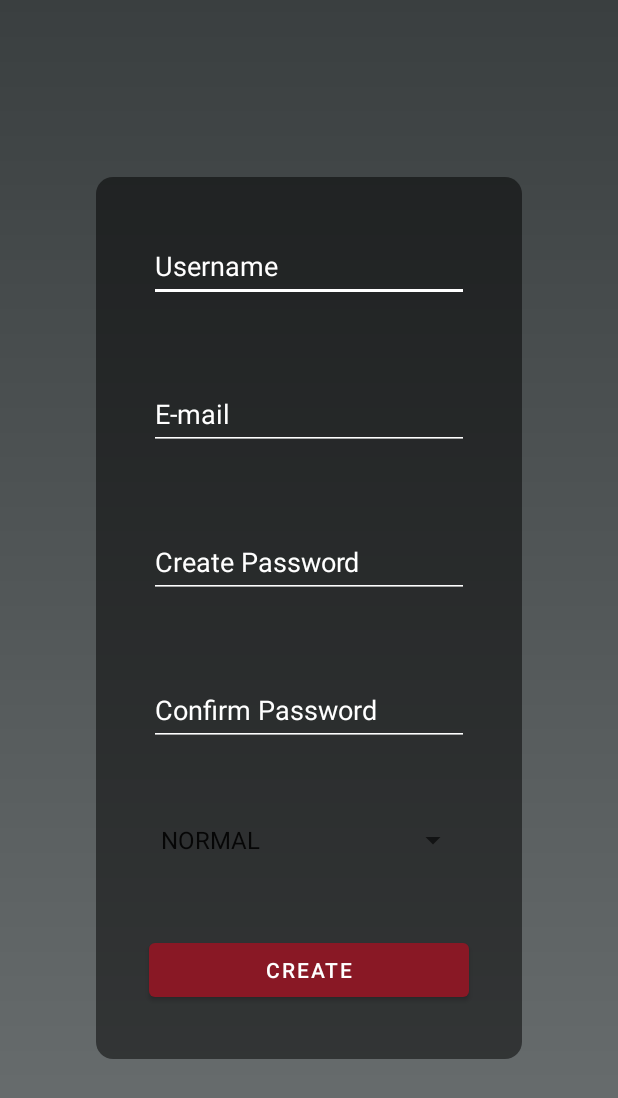
After one commit to hlink27/dragster, an Android app: the AdminCreateAcc screen opened directly, with no data from a screen before it, on a phone screen of 412 x 824 dp. The commit adds this screen. Shown: the top 1098 px of the screen. Run offline under Robolectric (Android 15) with nearby library versions, the phone set to English and light mode, and no system bars; our stand-ins replace Room's generated code.

Commit message:
ADM Cria Conta

```diff
--- a/app/src/main/AndroidManifest.xml
+++ b/app/src/main/AndroidManifest.xml
@@ -9,6 +9,12 @@
         android:roundIcon="@mipmap/dragster_launcher_round"
         android:supportsRtl="true"
         android:theme="@style/Theme.Estudo">
+        <activity
+            android:name=".AdminCreateAcc"
+            android:exported="false" />
+        <activity
+            android:name=".AdminMenu"
+            android:exported="false" />
         <activity
             android:name=".ScheduleActivity"
             android:exported="false" />
--- /dev/null
+++ b/app/src/main/java/com/teste/estudo/AdminCreateAcc.java
@@ -0,0 +1,119 @@
+package com.teste.estudo;
+
+import androidx.appcompat.app.AppCompatActivity;
+import androidx.room.Room;
+
+import android.content.pm.ActivityInfo;
+import android.os.Bundle;
+import android.view.View;
+import android.widget.AdapterView;
+import android.widget.ArrayAdapter;
+import android.widget.Button;
+import android.widget.EditText;
+import android.widget.RadioButton;
+import android.widget.RadioGroup;
+import android.widget.Spinner;
+import android.widget.Toast;
+
+import com.teste.estudo.DAO.UserDAO;
+import com.teste.estudo.entidades.User;
+import com.teste.estudo.utils.BancoDeDados;
+
+import java.util.regex.Pattern;
+
+public class AdminCreateAcc extends AppCompatActivity implements AdapterView.OnItemSelectedListener {
+
+    BancoDeDados banco;
+    EditText username, email, password, confirmPassword;
+    Button btnCreate;
+    String text;
+    User user1 = new User();
+
+    @Override
+    protected void onCreate(Bundle savedInstanceState) {
+        super.onCreate(savedInstanceState);
+        setContentView(R.layout.activity_admin_create_acc);
+        setRequestedOrientation(ActivityInfo.SCREEN_ORIENTATION_PORTRAIT); //Disable Landscape Mode
+
+        username = (EditText) findViewById(R.id.txtCreateUsernameAdmin);
+        email = (EditText) findViewById(R.id.txtEmailAdmin);
+        password = (EditText) findViewById(R.id.createPasswordAdmin);
+        confirmPassword = (EditText) findViewById(R.id.confirmPasswordAdmin);
+        btnCreate = (Button) findViewById(R.id.btnCreateAdmin);
+
+        Spinner spinner = findViewById(R.id.spinnerCrt);
+        ArrayAdapter<CharSequence> adapter = ArrayAdapter.createFromResource(this, R.array.tipoUser, android.R.layout.simple_spinner_item);
+        adapter.setDropDownViewResource(android.R.layout.simple_spinner_dropdown_item);
+        spinner.setAdapter(adapter);
+        spinner.setOnItemSelectedListener(this);
+
+        btnCreate.setOnClickListener(new View.OnClickListener() {
+            @Override
+            public void onClick(View view) {
+                //conexão com o banco de dados:
+                banco = Room.databaseBuilder(getApplicationContext(), BancoDeDados.class,"BancoTeste").allowMainThreadQueries().build();
+
+                String user_name = username.getText().toString().trim();
+                String e_mail = email.getText().toString().trim();
+                String pass_word = password.getText().toString();
+                String pass_word2 = confirmPassword.getText().toString();
+                if(isValidUsername(user_name)){
+                    if(isValidEmail(e_mail)){
+                        if(isValidPassword(pass_word)){
+                            if(pass_word.equals(pass_word2)){
+                                user1.nome = user_name;
+                                user1.email = e_mail;
+                                user1.senha = pass_word;
+                                if(text == "NORMAL"){
+                                    user1.tipoUser = User.TipoUser.NORMAL;
+                                } else if(text == "FIDELIZADO") {
+                                    user1.tipoUser = User.TipoUser.FIDELIZADO;
+                                } else if(text == "ADMIN"){
+                                    user1.tipoUser = User.TipoUser.ADMIN;
+                                }
+                                UserDAO userDAO = banco.userDAO();
+                                userDAO.insertAll(user1);
+                                Toast.makeText(AdminCreateAcc.this, getText(R.string.accountCreated), Toast.LENGTH_SHORT).show();
+                                finish();
+                            } else {
+                                confirmPassword.setError(getText(R.string.passwordNoMatch));
+                            }
+                        } else {
+                            password.setError(getText(R.string.passwordError));
+                        }
+                    } else {
+                        email.setError(getText(R.string.emailError));
+                    }
+                } else {
+                    username.setError(getText(R.string.usernameError));
+                }
+            }
+        });
+    }
+
+    private boolean isValidEmail(String email){
+        return Pattern.compile("^(([\\w-]+\\.)+[\\w-]+|([a-zA-Z]{1}|[\\w-]{2,}))@"
+                + "((([0-1]?[0-9]{1,2}|25[0-5]|2[0-4][0-9])\\.([0-1]?"
+                + "[0-9]{1,2}|25[0-5]|2[0-4][0-9])\\."
+                + "([0-1]?[0-9]{1,2}|25[0-5]|2[0-4][0-9])\\.([0-1]?"
+                + "[0-9]{1,2}|25[0-5]|2[0-4][0-9])){1}|"
+                + "([a-zA-Z]+[\\w-]+\\.)+[a-zA-Z]{2,4})$").matcher(email).matches();
+    }
+    public static boolean isValidUsername(String target) {
+        return(!(target.length() < 3));
+    }
+    public static boolean isValidPassword(String target) {
+        return(!(target.length() < 4));
+    }
+
+    @Override
+    public void onItemSelected(AdapterView<?> adapterView, View view, int i, long l) {
+        String text = adapterView.getItemAtPosition(i).toString();
+        user1.tipoUser = User.TipoUser.valueOf(text);
+    }
+
+    @Override
+    public void onNothingSelected(AdapterView<?> adapterView) {
+
+    }
+}
--- a/app/src/main/java/com/teste/estudo/MainMenu.java
+++ b/app/src/main/java/com/teste/estudo/MainMenu.java
@@ -92,9 +92,8 @@ public class MainMenu extends AppCompatActivity {
         admBtn.setOnClickListener(new View.OnClickListener() {
             @Override
             public void onClick(View view) {
-              // if (validateAdmin())
-                /*Intent intent = new Intent(MainMenu.this,MainAdminConfig.class);
-                    startActivity(intent);*/
+                Intent intent = new Intent(MainMenu.this,AdminMenu.class);
+                startActivity(intent);
             }
         });
 
--- a/app/src/main/java/com/teste/estudo/entidades/User.java
+++ b/app/src/main/java/com/teste/estudo/entidades/User.java
@@ -15,12 +15,10 @@ public class User {
     @ColumnInfo
     public int stamps;
     @ColumnInfo
-    public boolean admin;
-    @ColumnInfo
     public TipoUser tipoUser;
 
     public enum TipoUser{
-        ADMIN(0), NORMAL(1), FIDELIZADO(2);
+        NORMAL(0), ADMIN(1), FIDELIZADO(2);
         private int valor;
         private TipoUser(int valor){
             this.valor = valor;
--- a/app/src/main/java/com/teste/estudo/utils/BancoDeDados.java
+++ b/app/src/main/java/com/teste/estudo/utils/BancoDeDados.java
@@ -8,7 +8,7 @@ import com.teste.estudo.DAO.UserDAO;
 import com.teste.estudo.entidades.Car;
 import com.teste.estudo.entidades.User;
 
-@Database(entities = {User.class, Car.class}, version= 3)
+@Database(entities = {User.class, Car.class}, version= 4)
 public abstract class BancoDeDados extends RoomDatabase {
     public abstract UserDAO userDAO();
     public abstract CarDAO carDAO();
--- a/app/src/main/res/drawable/main_background.xml
+++ b/app/src/main/res/drawable/main_background.xml
@@ -4,5 +4,5 @@
     <gradient
         android:startColor="#ff6c7172"
         android:endColor="#ff3a3f40"
-        android:angle="65" />
+        android:angle="90" />
 </shape>
--- /dev/null
+++ b/app/src/main/res/layout/activity_admin_create_acc.xml
@@ -0,0 +1,96 @@
+<?xml version="1.0" encoding="utf-8"?>
+<androidx.constraintlayout.widget.ConstraintLayout xmlns:android="http://schemas.android.com/apk/res/android"
+    xmlns:app="http://schemas.android.com/apk/res-auto"
+    xmlns:tools="http://schemas.android.com/tools"
+    android:layout_width="match_parent"
+    android:layout_height="match_parent"
+    android:background="@drawable/main_background"
+    tools:context=".AdminCreateAcc">
+
+
+    <ScrollView
+        android:layout_width="wrap_content"
+        android:layout_height="wrap_content"
+        app:layout_constraintBottom_toBottomOf="parent"
+        app:layout_constraintEnd_toEndOf="parent"
+        app:layout_constraintStart_toStartOf="parent"
+        app:layout_constraintTop_toTopOf="parent">
+
+        <LinearLayout
+            android:id="@+id/linearLayout"
+            android:layout_width="match_parent"
+            android:layout_height="match_parent"
+            android:background="@drawable/black_low_opacity_card"
+            android:orientation="vertical">
+
+
+            <EditText
+                android:id="@+id/txtCreateUsernameAdmin"
+                android:layout_width="match_parent"
+                android:layout_height="wrap_content"
+                android:layout_margin="25dp"
+                android:backgroundTint="@color/white"
+                android:ems="10"
+                android:hint="@string/loginUsername"
+                android:inputType="textPersonName"
+                android:minHeight="48dp"
+                android:textColor="@color/white"
+                android:textColorHint="@color/white" />
+
+            <EditText
+                android:id="@+id/txtEmailAdmin"
+                android:layout_width="match_parent"
+                android:layout_height="wrap_content"
+                android:layout_margin="25dp"
+                android:backgroundTint="@color/white"
+                android:ems="10"
+                android:hint="@string/loginEmail"
+                android:inputType="textEmailAddress"
+                android:minHeight="48dp"
+                android:textColor="@color/white"
+                android:textColorHint="@color/white" />
+
+            <EditText
+                android:id="@+id/createPasswordAdmin"
+                android:layout_width="match_parent"
+                android:layout_height="wrap_content"
+                android:layout_margin="25dp"
+                android:backgroundTint="@color/white"
+                android:ems="10"
+                android:hint="@string/createPassword"
+                android:inputType="textPassword"
+                android:minHeight="48dp"
+                android:textColor="@color/white"
+                android:textColorHint="@color/white" />
+
+            <EditText
+                android:id="@+id/confirmPasswordAdmin"
+                android:layout_width="match_parent"
+                android:layout_height="wrap_content"
+                android:layout_margin="25dp"
+                android:backgroundTint="@color/white"
+                android:ems="10"
+                android:hint="@string/confirmPassword"
+                android:inputType="textPassword"
+                android:minHeight="48dp"
+                android:textColor="@color/white"
+                android:textColorHint="@color/white" />
+
+            <Spinner
+                android:id="@+id/spinnerCrt"
+                android:layout_width="match_parent"
+                android:layout_height="wrap_content"
+                android:layout_margin="25dp"
+                tools:ignore="SpeakableTextPresentCheck,TouchTargetSizeCheck"></Spinner>
+
+            <Button
+                android:id="@+id/btnCreateAdmin"
+                android:layout_width="match_parent"
+                android:layout_height="wrap_content"
+                android:layout_margin="25dp"
+                android:minHeight="48dp"
+                android:text="@string/btnCreateAccount" />
+        </LinearLayout>
+    </ScrollView>
+
+</androidx.constraintlayout.widget.ConstraintLayout>
--- a/app/src/main/res/values/strings.xml
+++ b/app/src/main/res/values/strings.xml
@@ -40,4 +40,17 @@
     <string name="hourSelect">Select Time</string>
     <string name="scheduleTextHint">Describe your vehicle\'s problem</string>
 
+    <!--ADM Menu-->
+    <string name="admCreateAcc">Creacte Account</string>
+    <!--Spinner-->
+    <string-array name="tipoUser">
+        <item>NORMAL</item>
+        <item>FIDELIZADO</item>
+        <item>ADMIN</item>
+    </string-array>
+    <!--End Spinner-->
+    <string name="admEditAcc">Edit Account</string>
+    <string name="vehicleAdd">Add Vehicle</string>
+    <string name="vehicleEdit">Edit Vehicle</string>
+    <string name="seeRepair">View Schedule</string>
 </resources>
```
Also changed, not shown: app/src/main/java/com/teste/estudo/AdminMenu.java (added, +35 -0 lines), app/src/main/java/com/teste/estudo/MainAdminConfig.java (deleted, +0 -14 lines), app/src/main/res/layout/activity_admin_menu.xml (added, +57 -0 lines), app/src/main/res/layout/activity_main_admin_config.xml (deleted, +0 -9 lines), app/src/main/res/layout/simple_spinner_layout.xml (added, +11 -0 lines), 1 other file.
